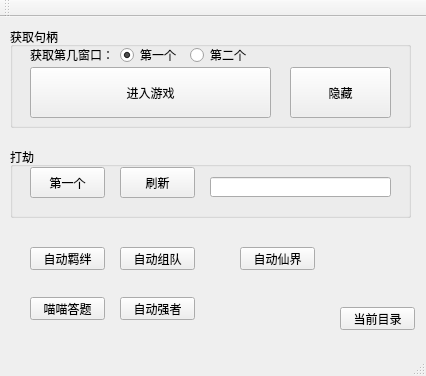
Above: mainwindow.ui from geniuscrh/huoyingHelper_qt before the change. Below: the same form after it.
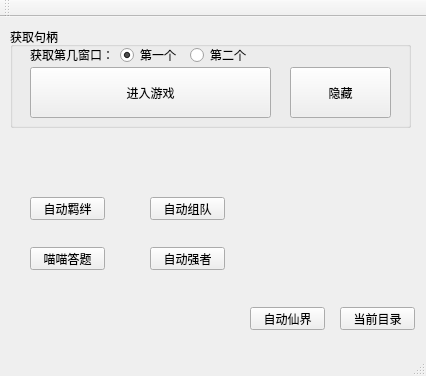
That is the form after the change. Icons and pictures are not drawn.

```diff
--- a/mainwindow.ui
+++ b/mainwindow.ui
@@ -99,60 +99,11 @@
      </property>
     </widget>
    </widget>
-   <widget class="QGroupBox" name="groupBox_2">
-    <property name="geometry">
-     <rect>
-      <x>10</x>
-      <y>130</y>
-      <width>401</width>
-      <height>71</height>
-     </rect>
-    </property>
-    <property name="title">
-     <string>打劫</string>
-    </property>
-    <widget class="QPushButton" name="plunder_btn_1">
-     <property name="geometry">
-      <rect>
-       <x>20</x>
-       <y>20</y>
-       <width>75</width>
-       <height>31</height>
-      </rect>
-     </property>
-     <property name="text">
-      <string>第一个</string>
-     </property>
-    </widget>
-    <widget class="QPushButton" name="plunder_ref_btn">
-     <property name="geometry">
-      <rect>
-       <x>110</x>
-       <y>20</y>
-       <width>75</width>
-       <height>31</height>
-      </rect>
-     </property>
-     <property name="text">
-      <string>刷新</string>
-     </property>
-    </widget>
-    <widget class="QLineEdit" name="dajieEdit">
-     <property name="geometry">
-      <rect>
-       <x>200</x>
-       <y>30</y>
-       <width>181</width>
-       <height>20</height>
-      </rect>
-     </property>
-    </widget>
-   </widget>
    <widget class="QPushButton" name="autoJibanBtn">
     <property name="geometry">
      <rect>
       <x>30</x>
-      <y>230</y>
+      <y>180</y>
       <width>75</width>
       <height>23</height>
      </rect>
@@ -164,8 +115,8 @@
    <widget class="QPushButton" name="autoXianjieBtn">
     <property name="geometry">
      <rect>
-      <x>240</x>
-      <y>230</y>
+      <x>250</x>
+      <y>290</y>
       <width>75</width>
       <height>23</height>
      </rect>
@@ -177,8 +128,8 @@
    <widget class="QPushButton" name="zuduiBtn">
     <property name="geometry">
      <rect>
-      <x>120</x>
-      <y>230</y>
+      <x>150</x>
+      <y>180</y>
       <width>75</width>
       <height>23</height>
      </rect>
@@ -190,8 +141,8 @@
    <widget class="QPushButton" name="qiangzheBtn">
     <property name="geometry">
      <rect>
-      <x>120</x>
-      <y>280</y>
+      <x>150</x>
+      <y>230</y>
       <width>75</width>
       <height>23</height>
      </rect>
@@ -204,7 +155,7 @@
     <property name="geometry">
      <rect>
       <x>30</x>
-      <y>280</y>
+      <y>230</y>
       <width>75</width>
       <height>23</height>
      </rect>
```
